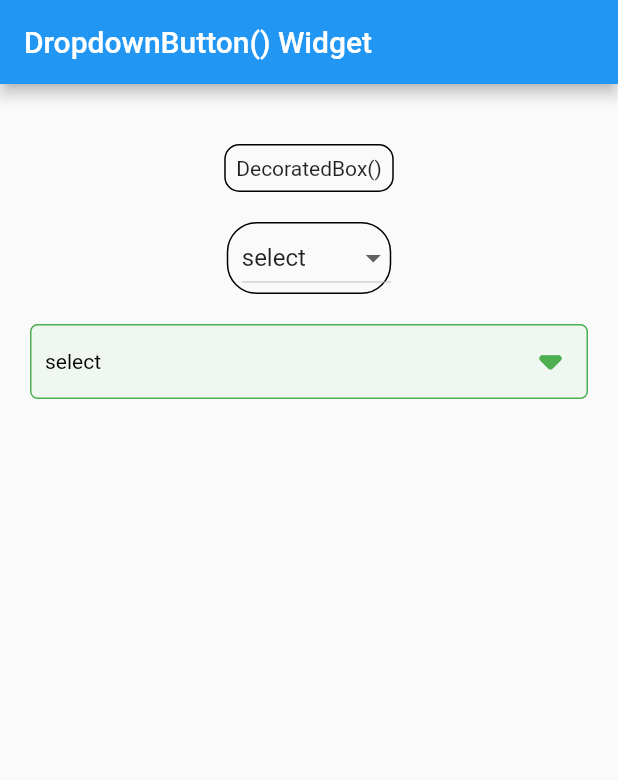
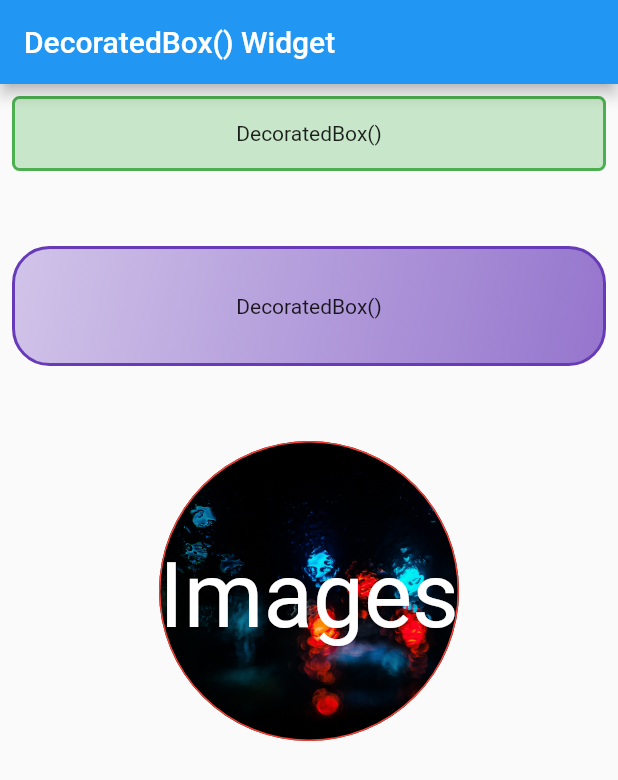
Before and after one commit to partho-debnath/flutter, a Flutter app: the screen it shows after launch, on a phone screen of 412 x 824 dp. Shown: the top 780 px of the screen. Run offline on Flutter 3.47's test engine with Material 2 defaults, Android fonts, the phone set to English and light mode, and no system bars.

Commit message:
add DecoratedBox() widget

```diff
--- a/lib/screens/home_screen.dart
+++ b/lib/screens/home_screen.dart
@@ -1,6 +1,6 @@
 import 'package:flutter/material.dart';
 
-import '../widgets/dropdownButton_widget.dart';
+import '../widgets/decoratedbox_widget.dart';
 
 class HomeScreen extends StatelessWidget {
   const HomeScreen({Key? key}) : super(key: key);
@@ -9,9 +9,9 @@ class HomeScreen extends StatelessWidget {
   Widget build(BuildContext context) {
     return Scaffold(
       appBar: AppBar(
-        title: const Text('DropdownButton() Widget'),
+        title: const Text('DecoratedBox() Widget'),
       ),
-      body: const MyDropdownButton(),
+      body: const MyDecoratedBox(),
     );
   }
 }
--- /dev/null
+++ b/lib/widgets/decoratedbox_widget.dart
@@ -0,0 +1,89 @@
+import 'package:flutter/material.dart';
+
+class MyDecoratedBox extends StatelessWidget {
+  const MyDecoratedBox({super.key});
+
+  @override
+  Widget build(BuildContext context) {
+    return Padding(
+      padding: const EdgeInsets.all(8.0),
+      child: Column(
+        children: <Widget>[
+          DecoratedBox(
+            decoration: BoxDecoration(
+              color: Colors.green.shade100,
+              border: Border.all(
+                color: Colors.green,
+                width: 2,
+              ),
+              shape: BoxShape.rectangle,
+              borderRadius: BorderRadius.circular(5.0),
+            ),
+            child: const SizedBox(
+              height: 50,
+              child: Center(
+                child: Text('DecoratedBox()'),
+              ),
+            ),
+          ),
+          const SizedBox(height: 50),
+          DecoratedBox(
+            decoration: BoxDecoration(
+              color: Colors.deepPurple.shade100,
+              border: Border.all(
+                color: Colors.deepPurple,
+                width: 2,
+              ),
+              shape: BoxShape.rectangle,
+              borderRadius: BorderRadius.circular(25.0),
+              gradient: LinearGradient(
+                colors: [
+                  Colors.deepPurple.shade100,
+                  Colors.deepPurple.shade300,
+                ],
+                begin: Alignment.topLeft,
+                end: Alignment.bottomRight,
+              ),
+            ),
+            child: const SizedBox(
+              height: 80,
+              child: Center(
+                child: Text('DecoratedBox()'),
+              ),
+            ),
+          ),
+          const SizedBox(height: 50),
+          DecoratedBox(
+            position: DecorationPosition.background,
+            decoration: BoxDecoration(
+              color: Colors.red.shade100,
+              border: Border.all(
+                color: Colors.red,
+                width: 1,
+              ),
+              shape: BoxShape.circle,
+              image: const DecorationImage(
+                image: AssetImage('images/rain-light.jpg'),
+                alignment: Alignment.center,
+                fit: BoxFit.cover,
+              ),
+            ),
+            child: const SizedBox(
+              height: 200,
+              width: 200,
+              child: FittedBox(
+                child: Text(
+                  'Images',
+                  style: TextStyle(
+                    color: Colors.white,
+                    fontSize: 5,
+                  ),
+                ),
+              ),
+            ),
+          ),
+        ],
+      ),
+    );
+  }
+}
```
